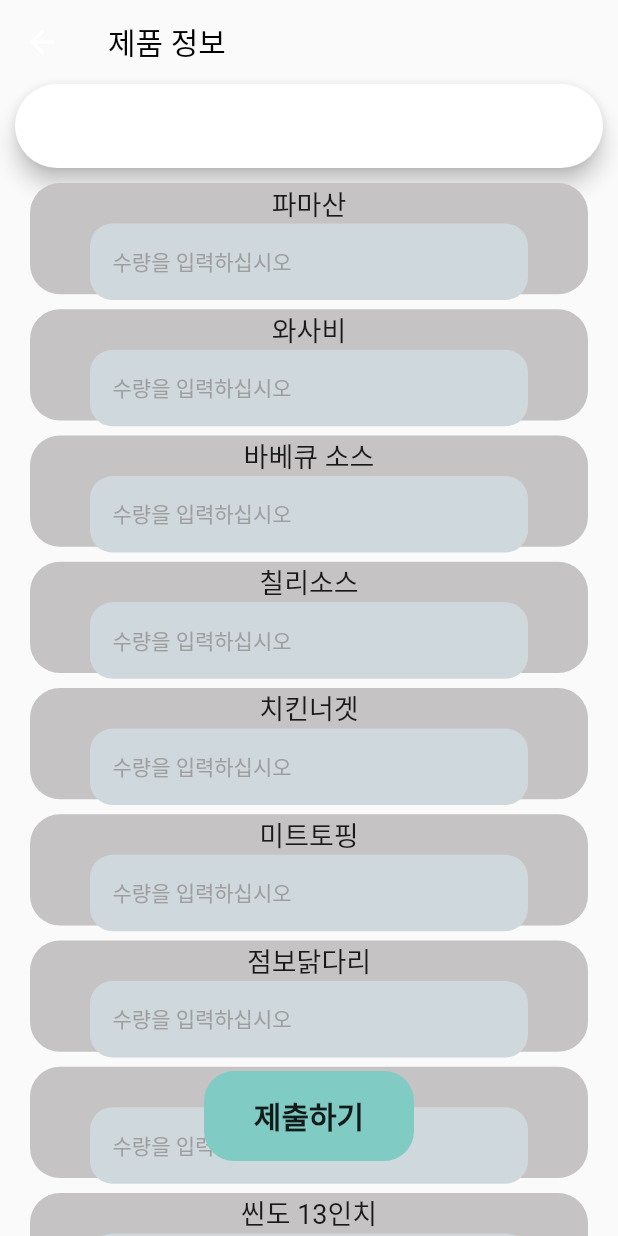
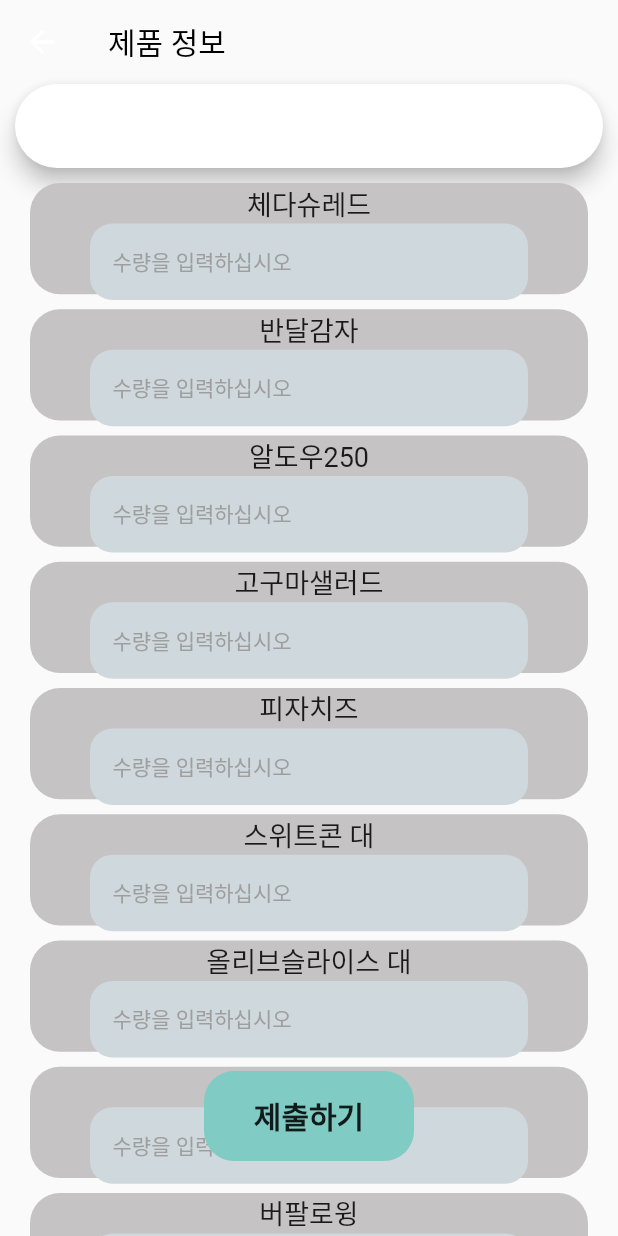
Before and after one commit to Elmurodjon01/store_invoice, a Flutter app: the screen it shows after launch, after a tap on "재우기", on a phone screen of 412 x 824 dp. Run offline on Flutter 3.47's test engine with Material 2 defaults, Android fonts, the phone set to English and light mode, and no system bars; missing offline and left inert: gsheets; network calls fail; key blocks and very long unbroken strings in the code were emptied for the run.

Commit message:
on right track

```diff
--- a/lib/main.dart
+++ b/lib/main.dart
@@ -1,15 +1,20 @@
 import 'package:flutter/material.dart';
 import 'package:gsheets/gsheets.dart';
-import 'package:pizza_planet/src/model/constants.dart';
-import 'package:pizza_planet/src/presentation/main_page.dart';
+import 'package:pizza_planet/presentation/main_page.dart';
+import 'package:pizza_planet/src/logic/provider.dart';
+import 'package:provider/provider.dart';
+
+import 'model/constants.dart';
 
 void main() async {
   final gsheets = GSheets(credentials);
   final fetchSpreadSheet = await gsheets.spreadsheet(sheetID);
   var sheet = fetchSpreadSheet.worksheetByTitle('invoice');
-  await sheet?.values.insertValue('something', column: 1, row: 1);
-  await sheet?.values.insertValue('Elmurodjon', column: 3, row: 2);
-  runApp(const MyApp());
+  runApp(MultiProvider(providers: [
+    ChangeNotifierProvider(
+      create: (context) => SheetsLogic(),
+    ),
+  ], child: const MyApp()));
 }
 
 class MyApp extends StatelessWidget {
--- a/lib/src/model/constants.dart
+++ b/lib/model/constants.dart
@@ -15,3 +15,92 @@ const credentials = r'''
 }
 
 ''';
+
+const first20Row = [
+  '체다슈레드',
+  '반달감자',
+  '알도우250',
+  '고구마샐러드',
+  '피자치즈',
+  '스위트콘 대',
+  '올리브슬라이스 대',
+  '할라피뇨',
+  '버팔로윙',
+  '치킨텐더',
+  '고르곤액상',
+  '아몬드슬라이스',
+  '건조파슬리',
+  '풀드포크',
+  '옥수수분말',
+  '홍피망',
+  '비프 스파게티소스',
+  '오레가노홀',
+  '마요네즈',
+  '크림치즈무스',
+];
+
+const second20Row = [
+  '핫바베큐치킨',
+  '파마산',
+  '먹물도우250',
+  '칵테일새우 대',
+  '칵테일새우 소',
+  '와사비',
+  '어니언 드레싱',
+  '갈릭디핑 일회용',
+  '핫소스 일회용',
+  '불닭 까르보나라',
+  '크림스파게티소스',
+  '알도우320',
+  '칠리소스',
+  '바베큐소스',
+  '치킨너겟',
+  '점보닭다리',
+  '미트토핑',
+  '튀긴마늘',
+  '멤피스 바베큐소스',
+  '일회용 피클',
+];
+
+const third20Row = [
+  '머스타드 일회용',
+  '씬도우11인치',
+  '씬도우13인치',
+  '케이젼스파이스',
+  '박스M',
+  '박스XL',
+  '스파게티박스',
+  '박스L',
+  '사이드박스',
+  '봉투소',
+  '봉투대',
+  '단짠단짠소스',
+  '새우링',
+  '화이트슈',
+  '불고기',
+  '크림 치즈볼',
+  '캡사이신',
+  '삼발이',
+  '코다노 체다소스',
+  '은박도시락',
+];
+
+const fourth20Row = [
+  '솔로박스',
+  '페스츄리',
+  '소보로가루',
+  '체리',
+  '딸기베이스',
+  '버락스파게티',
+  '고구마다이스',
+  '베이컨',
+  '플레넷딥핑소스',
+  '양파후레이크',
+  '사조페페로니',
+  '스트링치즈',
+  '7인치박스',
+  '고구마무스',
+  '돌파인청크',
+  '사조카나디안',
+  '스모크치킨',
+];
--- a/lib/src/presentation/main_page.dart
+++ b/lib/presentation/main_page.dart
@@ -1,5 +1,5 @@
 import 'package:flutter/material.dart';
-import 'package:pizza_planet/src/presentation/product_refill_page.dart';
+import 'package:pizza_planet/presentation/product_refill_page.dart';
 
 import '../utils/icon_box.dart';
 
--- /dev/null
+++ b/lib/presentation/product_refill_page.dart
@@ -0,0 +1,84 @@
+import 'package:flutter/material.dart';
+import 'package:pizza_planet/src/logic/provider.dart';
+import 'package:provider/provider.dart';
+import '../model/constants.dart';
+import '../utils/item_box.dart';
+import '../utils/load_button.dart';
+
+class ProductRefillPage extends StatefulWidget {
+  const ProductRefillPage({super.key});
+
+  @override
+  State<ProductRefillPage> createState() => _ProductRefillPageState();
+}
+
+class _ProductRefillPageState extends State<ProductRefillPage> {
+  // TextEditingController controller1 = TextEditingController();
+
+  List<TextEditingController> _controller =
+      List.generate(20, (i) => TextEditingController());
+
+  @override
+  Widget build(BuildContext context) {
+    final provider = Provider.of<SheetsLogic>(context);
+    return Scaffold(
+      appBar: AppBar(
+        backgroundColor: Colors.transparent,
+        elevation: 0,
+        title: const Text(
+          '제품 정보',
+          style: TextStyle(color: Colors.black),
+        ),
+      ),
+      body: Stack(
+        alignment: Alignment.bottomCenter,
+        children: [
+          Padding(
+            padding: const EdgeInsets.symmetric(horizontal: 10.0),
+            child: Column(
+              children: [
+                const SearchBar(),
+                Expanded(
+                  child: ListView.builder(
+                      scrollDirection: Axis.vertical,
+                      shrinkWrap: true,
+                      itemCount: first20Row.length,
+                      itemBuilder: (context, index) {
+                        return ItemBox(
+                          controller: _controller[index],
+                          product: first20Row[index],
+                        );
+                      }),
+                ),
+              ],
+            ),
+          ),
+          LoadButton(
+            context: context,
+            onTap: () => provider.gsheetSubmit(
+              controller1: _controller[0],
+              controller10: _controller[9],
+              controller11: _controller[10],
+              controller13: _controller[12],
+              controller14: _controller[13],
+              controller15: _controller[14],
+              controller16: _controller[15],
+              controller17: _controller[16],
+              controller18: _controller[17],
+              controller19: _controller[18],
+              controller2: _controller[1],
+              controller20: _controller[19],
+              controller3: _controller[2],
+              controller4: _controller[3],
+              controller5: _controller[4],
+              controller6: _controller[5],
+              controller7: _controller[6],
+              controller8: _controller[7],
+              controller9: _controller[8],
+            ),
+          ),
+        ],
+      ),
+    );
+  }
+}
--- /dev/null
+++ b/lib/src/logic/provider.dart
@@ -0,0 +1,50 @@
+import 'package:flutter/material.dart';
+import 'package:gsheets/gsheets.dart';
+
+import '../../model/constants.dart';
+
+class SheetsLogic extends ChangeNotifier {
+  gsheetSubmit({
+    required TextEditingController controller1,
+    required TextEditingController controller2,
+    required TextEditingController controller3,
+    required TextEditingController controller4,
+    required TextEditingController controller5,
+    required TextEditingController controller6,
+    required TextEditingController controller7,
+    required TextEditingController controller8,
+    required TextEditingController controller9,
+    required TextEditingController controller10,
+    required TextEditingController controller11,
+    required TextEditingController controller13,
+    required TextEditingController controller14,
+    required TextEditingController controller15,
+    required TextEditingController controller16,
+    required TextEditingController controller17,
+    required TextEditingController controller18,
+    required TextEditingController controller19,
+    required TextEditingController controller20,
+  }) async {
+    final gsheets = GSheets(credentials);
+    final fetchSpreadSheet = await gsheets.spreadsheet(sheetID);
+    var sheet = fetchSpreadSheet.worksheetByTitle('invoice');
+    await sheet?.values.insertValue(controller1.text, column: 2, row: 1);
+    await sheet?.values.insertValue(controller2.text, column: 2, row: 2);
+    await sheet?.values.insertValue(controller3.text, column: 2, row: 3);
+    await sheet?.values.insertValue(controller4.text, column: 2, row: 4);
+    await sheet?.values.insertValue(controller5.text, column: 2, row: 5);
+    await sheet?.values.insertValue(controller6.text, column: 2, row: 6);
+    await sheet?.values.insertValue(controller7.text, column: 2, row: 7);
+    await sheet?.values.insertValue(controller8.text, column: 2, row: 8);
+    await sheet?.values.insertValue(controller9.text, column: 2, row: 9);
+    await sheet?.values.insertValue(controller10.text, column: 2, row: 10);
+    await sheet?.values.insertValue(controller11.text, column: 2, row: 11);
+
+    await sheet?.values.insertColumn(1, first20Row);
+    await sheet?.values.insertColumn(3, second20Row);
+    await sheet?.values.insertColumn(5, third20Row);
+    await sheet?.values.insertColumn(7, fourth20Row);
+    print('saved');
+    notifyListeners();
+  }
+}
--- a/lib/src/presentation/product_refill_page.dart
+++ /dev/null
@@ -1,70 +0,0 @@
-import 'package:flutter/material.dart';
-
-import '../model/product_model.dart';
-import '../utils/item_box.dart';
-import '../utils/load_button.dart';
-
-class ProductRefillPage extends StatefulWidget {
-  const ProductRefillPage({super.key});
-
-  @override
-  State<ProductRefillPage> createState() => _ProductRefillPageState();
-}
-
-class _ProductRefillPageState extends State<ProductRefillPage> {
-  TextEditingController controller1 = TextEditingController();
-  TextEditingController controller2 = TextEditingController();
-  TextEditingController controller3 = TextEditingController();
-
-  @override
-  Widget build(BuildContext context) {
-    return Scaffold(
-      appBar: AppBar(
-        backgroundColor: Colors.transparent,
-        elevation: 0,
-        title: const Text(
-          '제품 정보',
-          style: TextStyle(color: Colors.black),
-        ),
-      ),
-      body: Stack(
-        alignment: Alignment.bottomCenter,
-        children: [
-          Padding(
-            padding: const EdgeInsets.symmetric(horizontal: 10.0),
-            child: Column(
-              children: [
-                const SearchBar(),
-                Expanded(
-                  child: ListView.builder(
-                      scrollDirection: Axis.vertical,
-                      shrinkWrap: true,
-                      itemCount: products.length,
-                      itemBuilder: (context, index) {
-                        return ItemBox(
-                          controller: controller1,
-                          product: products[index],
-                        );
-                      }),
-                ),
-              ],
-            ),
-          ),
-          LoadButton(context, controller1),
-        ],
-      ),
-    );
-  }
-}
-
-List<String> products = [
-  '파마산',
-  '와사비',
-  '바베큐 소스',
-  '칠리소스',
-  '치킨너겟',
-  '미트토핑',
-  '점보닭다리',
-  '씬도 11인치',
-  '씬도 13인치',
-];
--- a/lib/src/utils/load_button.dart
+++ /dev/null
@@ -1,24 +0,0 @@
-import 'package:flutter/material.dart';
-import 'package:provider/provider.dart';
-
-Container LoadButton(
-    BuildContext context, TextEditingController habitController) {
-  // final provider = Provider.of<ThemeProvider>(context);
-  return Container(
-    margin: const EdgeInsets.only(bottom: 50),
-    height: 60,
-    width: 140,
-    decoration: BoxDecoration(
-      color: const Color(0xFF80CBC4),
-      //TODO: come here
-      // provider.themeMode == provider.isDarkMode ? Colors.grey : Colors.orange,
-      borderRadius: BorderRadius.circular(20),
-    ),
-    child: Center(
-      child: const Text(
-        '제출하기',
-        style: TextStyle(fontSize: 20, fontWeight: FontWeight.bold),
-      ),
-    ),
-  );
-}
--- /dev/null
+++ b/lib/utils/load_button.dart
@@ -0,0 +1,27 @@
+import 'package:flutter/material.dart';
+import 'package:provider/provider.dart';
+
+GestureDetector LoadButton(
+    {required BuildContext context, required void Function()? onTap}) {
+  // final provider = Provider.of<ThemeProvider>(context);
+  return GestureDetector(
+    onTap: onTap,
+    child: Container(
+      margin: const EdgeInsets.only(bottom: 50),
+      height: 60,
+      width: 140,
+      decoration: BoxDecoration(
+        color: const Color(0xFF80CBC4),
+        //TODO: come here
+        // provider.themeMode == provider.isDarkMode ? Colors.grey : Colors.orange,
+        borderRadius: BorderRadius.circular(20),
+      ),
+      child: const Center(
+        child: Text(
+          '제출하기',
+          style: TextStyle(fontSize: 20, fontWeight: FontWeight.bold),
+        ),
+      ),
+    ),
+  );
+}
```
Also changed, not shown: lib/model/product_model.dart (renamed from lib/src/model/product_model.dart), lib/utils/icon_box.dart (renamed from lib/src/utils/icon_box.dart), lib/utils/item_box.dart (renamed from lib/src/utils/item_box.dart), lib/utils/search_field.dart (renamed from lib/src/utils/search_field.dart).
